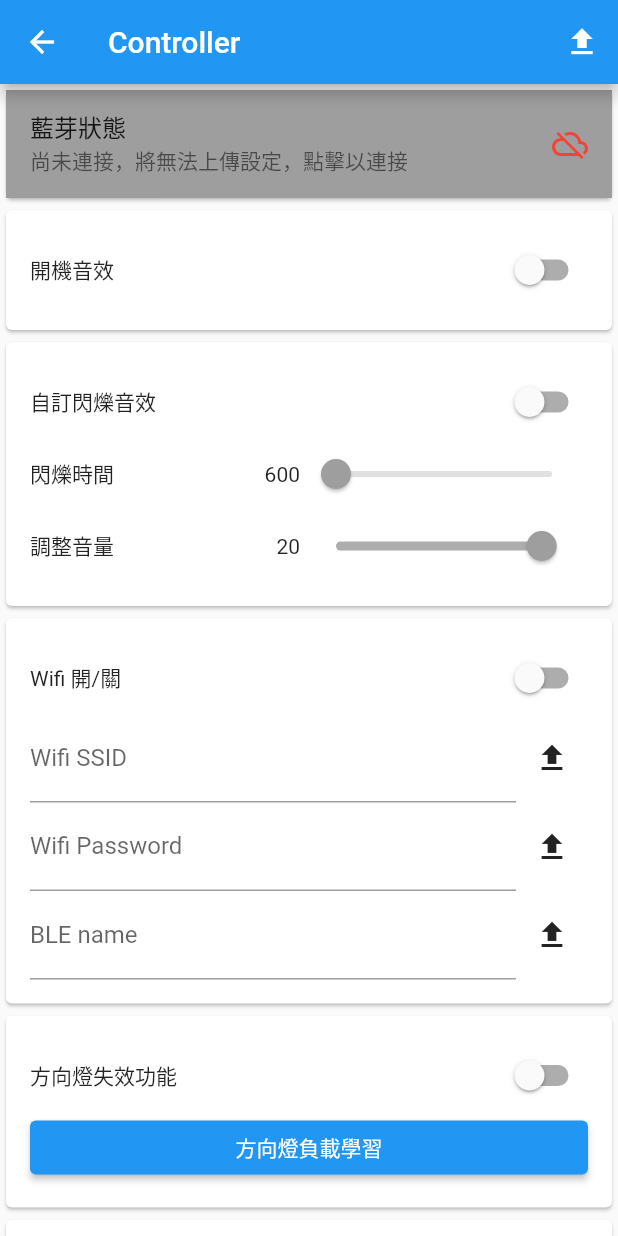
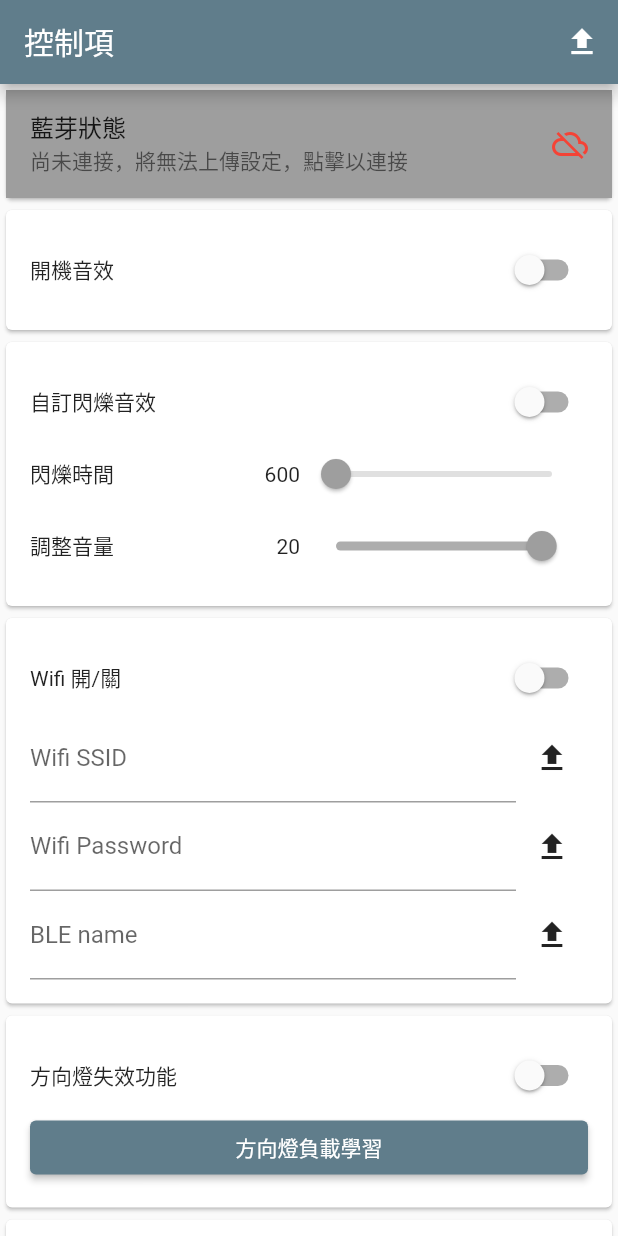
Before and after one commit to xunqun/flutter_arduino_wifi_udp, a Flutter app: the ControllerPage screen opened directly, on a phone screen of 412 x 824 dp. Run offline on Flutter 3.47's test engine with Material 2 defaults, Android fonts, the phone set to English and light mode, and no system bars; our stand-ins replace file_picker, flutter_blue_plus, fluttertoast, permission_handler, shared_preferences; missing offline and left inert: ftpconnect, wifi_iot; accounts and stored records are empty.

Commit message:
Updated UI
Signed-off-by: Shawn Lu <lu.shangchiun@gmail.com>

```diff
--- a/lib/main.dart
+++ b/lib/main.dart
@@ -1,7 +1,6 @@
 import 'package:flutter/material.dart';
 import 'package:flutter_wifi_udp/manager/udp_manager.dart';
 import 'package:flutter_wifi_udp/screen/screen_ble_connect.dart';
-import 'package:flutter_wifi_udp/screen/screen_connect.dart';
 import 'package:permission_handler/permission_handler.dart';
 import 'package:provider/provider.dart';
 
@@ -43,7 +42,7 @@ class _MyAppState extends State<MyApp> {
       child: MaterialApp(
         title: 'Wifi UDP Client',
         theme: ThemeData(
-          primarySwatch: Colors.blue,
+          primarySwatch: Colors.blueGrey,
         ),
         home: check(),
       ),
--- a/lib/screen/page_controller.dart
+++ b/lib/screen/page_controller.dart
@@ -227,7 +227,8 @@ class _ControllerPageState extends State<ControllerPage> {
   Widget build(BuildContext context) {
     return Scaffold(
       appBar: AppBar(
-        title: const Text('Controller'),
+        title: const Text('控制項'),
+        automaticallyImplyLeading: false,
         actions: [
           IconButton(
               tooltip: '保存',
@@ -324,13 +325,16 @@ class _ControllerPageState extends State<ControllerPage> {
           ),
         ),),
 
-        SizedBox(
+        Padding(
+          padding: const EdgeInsets.only(left: 8.0, right: 8.0),
+          child: SizedBox(
             width: double.infinity,
             child: ElevatedButton(
               onPressed: () {
                 BleManager.instance.sendCommand(AskBleUnboundCommand());
               },
               child: const Text('解除藍芽綁定'),
+            ),
           ),
         ),
         buildFactorySetup(),
@@ -441,25 +445,43 @@ class _ControllerPageState extends State<ControllerPage> {
   }
 
   Widget buildSetupSave() {
-    return SizedBox(
+    return Padding(
+      padding: const EdgeInsets.only(left: 8.0, right: 8.0),
+      child: SizedBox(
           width: double.infinity,
           child: ElevatedButton(
               onPressed: () {
                 var cmd = SetupSaveCommand();
                 BleManager.instance.sendCommand(cmd);
               },
-            child: const Text('儲存設定')));
+              child: const Text('儲存設定'))),
+    );
   }
 
   Widget buildFactorySetup() {
-    return SizedBox(
+    return Padding(
+      padding: const EdgeInsets.only(left: 8.0, right: 8.0),
+      child: SizedBox(
           width: double.infinity,
           child: ElevatedButton(
               onPressed: () {
+                showDialog(context: context, builder: (c){
+                  return AlertDialog(
+                    title: const Text('恢復原廠設定'),
+                    content: const Text('將會移除所有目前的設定'),
+                    actions: [
+                      ElevatedButton(onPressed: (){
                         var cmd = FactoryResetCommand();
                         BleManager.instance.sendCommand(cmd);
+                        Navigator.pop(context);
+                      }, child: const Text('OK'))
+                    ],
+                  );
+                });
+
               },
-            child: const Text('恢復«原廠設定')));
+              child: const Text('恢復原廠設定'))),
+    );
   }
 
   Widget buildWifiSwitcher() {
--- a/lib/screen/page_terminal.dart
+++ b/lib/screen/page_terminal.dart
@@ -22,7 +22,7 @@ class _TerminalPageState extends State<TerminalPage> {
     var logMgr = context.watch<LogManager>();
     return Scaffold(
       appBar: AppBar(
-        title: const Text('Terminal'),
+        title: const Text('指令紀錄'),
         actions: [
           IconButton(
             icon: const Icon(Icons.vertical_align_bottom),
```
Also changed, not shown: lib/screen/page_file.dart (+16 -2 lines), lib/screen/screen_main.dart (+7 -3 lines). Lines whose indentation alone changed are shown as unchanged.
